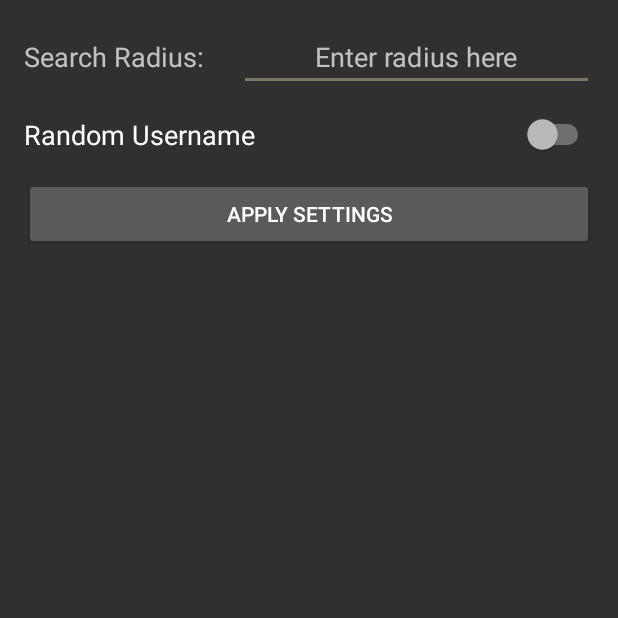
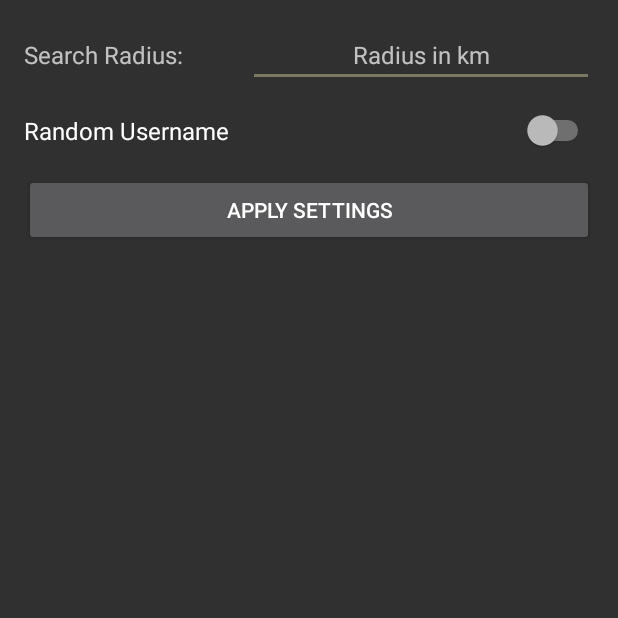
Before and after one commit to kingc95/Hi5inder-master, an Android app: the SettingsActivity screen opened directly, with no data from a screen before it, on a phone screen of 412 x 824 dp, the top half of it. Run offline under Robolectric (Android 15) with nearby library versions, the phone set to English and light mode, and no system bars; our stand-ins replace Firebase (no records; nobody signed in at launch, a user with empty details on screens opened directly).

Commit message:
Radius Setting update

```diff
--- a/app/src/main/res/layout/activity_settings.xml
+++ b/app/src/main/res/layout/activity_settings.xml
@@ -21,7 +21,7 @@
             android:layout_height="wrap_content"
             android:layout_weight="1"
             android:text="Search Radius:"
-            android:textSize="18sp" />
+            android:textSize="16sp" />
 
         <EditText
             android:id="@+id/searchRadiusText"
@@ -29,9 +29,10 @@
             android:layout_height="wrap_content"
             android:layout_weight="1"
             android:ems="10"
-            android:hint="Enter radius here"
+            android:hint="Radius in km"
             android:inputType="numberDecimal"
-            android:textAlignment="center" />
+            android:textAlignment="center"
+            android:textSize="16sp" />
     </LinearLayout>
 
     <LinearLayout
@@ -48,7 +49,7 @@
             android:layout_weight="1"
             android:text="Random Username"
             android:textAlignment="viewStart"
-            android:textSize="18sp" />
+            android:textSize="16sp" />
     </LinearLayout>
 
     <Button
```
